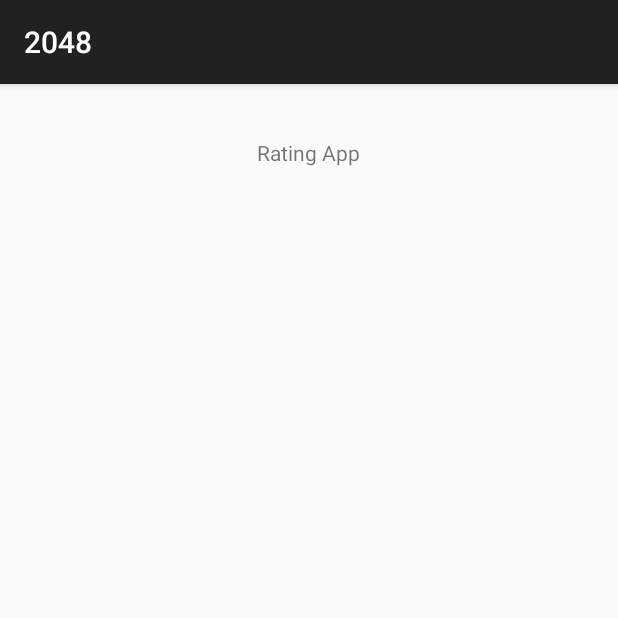
After one commit to FernandoSoldera/2048, an Android app: the RatingActivity screen opened directly, with no data from a screen before it, on a phone screen of 412 x 824 dp, the top half of it. The commit adds this screen. Run offline under Robolectric (Android 15) with nearby library versions, the phone set to English and light mode, and no system bars.

Commit message:
Final para apresentar

```diff
--- a/app/src/main/AndroidManifest.xml
+++ b/app/src/main/AndroidManifest.xml
@@ -18,7 +18,8 @@
                 <category android:name="android.intent.category.LAUNCHER" />
             </intent-filter>
         </activity>
-        <activity android:name=".ScoreActivity"></activity>
+        <activity android:name=".ScoreActivity" />
+        <activity android:name=".RatingActivity"></activity>
     </application>
 
 </manifest>
--- /dev/null
+++ b/app/src/main/java/com/fernando/a2048/RatingActivity.java
@@ -0,0 +1,13 @@
+package com.fernando.a2048;
+
+import android.support.v7.app.AppCompatActivity;
+import android.os.Bundle;
+
+public class RatingActivity extends AppCompatActivity {
+
+    @Override
+    protected void onCreate(Bundle savedInstanceState) {
+        super.onCreate(savedInstanceState);
+        setContentView(R.layout.activity_rating);
+    }
+}
--- /dev/null
+++ b/app/src/main/res/layout/activity_rating.xml
@@ -0,0 +1,26 @@
+<?xml version="1.0" encoding="utf-8"?>
+<RelativeLayout xmlns:android="http://schemas.android.com/apk/res/android"
+    xmlns:app="http://schemas.android.com/apk/res-auto"
+    xmlns:tools="http://schemas.android.com/tools"
+    android:layout_width="match_parent"
+    android:layout_height="match_parent"
+    tools:context="com.fernando.a2048.RatingActivity">
+
+    <RatingBar
+        android:id="@+id/ratingBar"
+        android:layout_width="wrap_content"
+        android:layout_height="wrap_content"
+        android:layout_alignParentBottom="true"
+        android:layout_alignParentEnd="true"
+        android:layout_marginBottom="24dp"
+        android:layout_marginEnd="1074dp" />
+
+    <TextView
+        android:id="@+id/textView3"
+        android:layout_width="wrap_content"
+        android:layout_height="wrap_content"
+        android:layout_alignParentTop="true"
+        android:layout_centerHorizontal="true"
+        android:layout_marginTop="36dp"
+        android:text="Rating App" />
+</RelativeLayout>
--- a/app/src/main/res/layout/menu.xml
+++ b/app/src/main/res/layout/menu.xml
@@ -1,8 +1,8 @@
 <?xml version="1.0" encoding="utf-8"?>
 <menu xmlns:android="http://schemas.android.com/apk/res/android" android:layout_height="200px" android:layout_width="200px">
-    <item android:id="@+id/new_game"
-        android:title="new_game"
+    <item android:id="@+id/rating"
+        android:title="New Game"
         android:showAsAction="ifRoom"/>
     <item android:id="@+id/scores"
-        android:title="score" />
+        android:title="Score" />
 </menu>
```
Also changed, not shown: app/src/main/java/com/fernando/a2048/MainActivity.java (+12 -4 lines).
